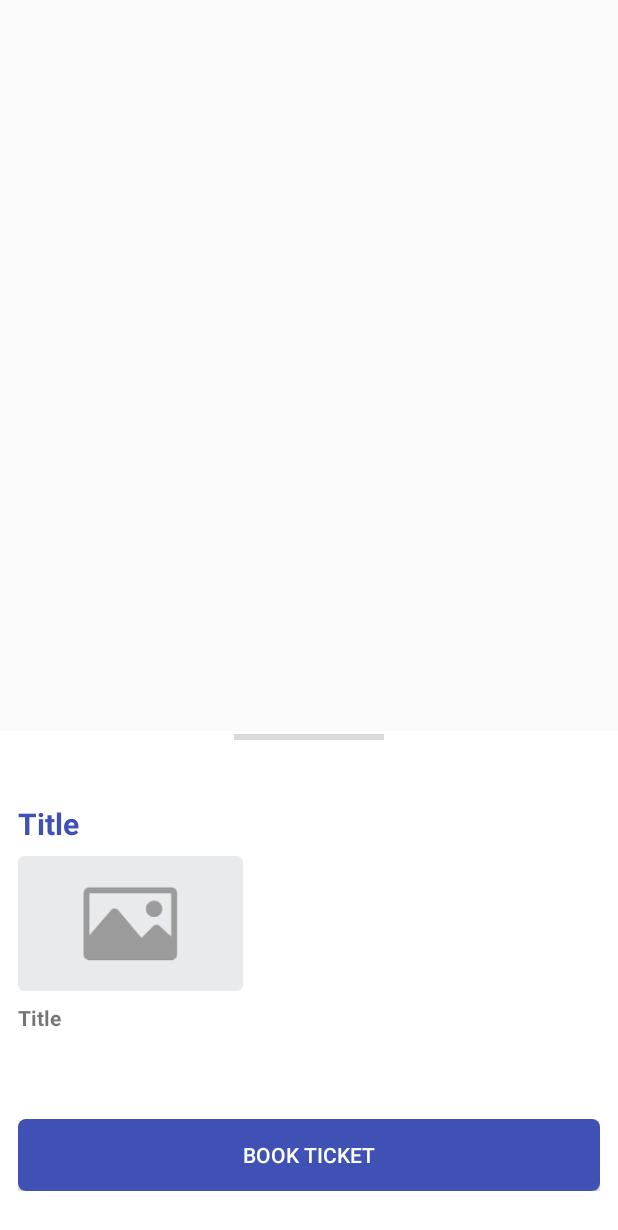
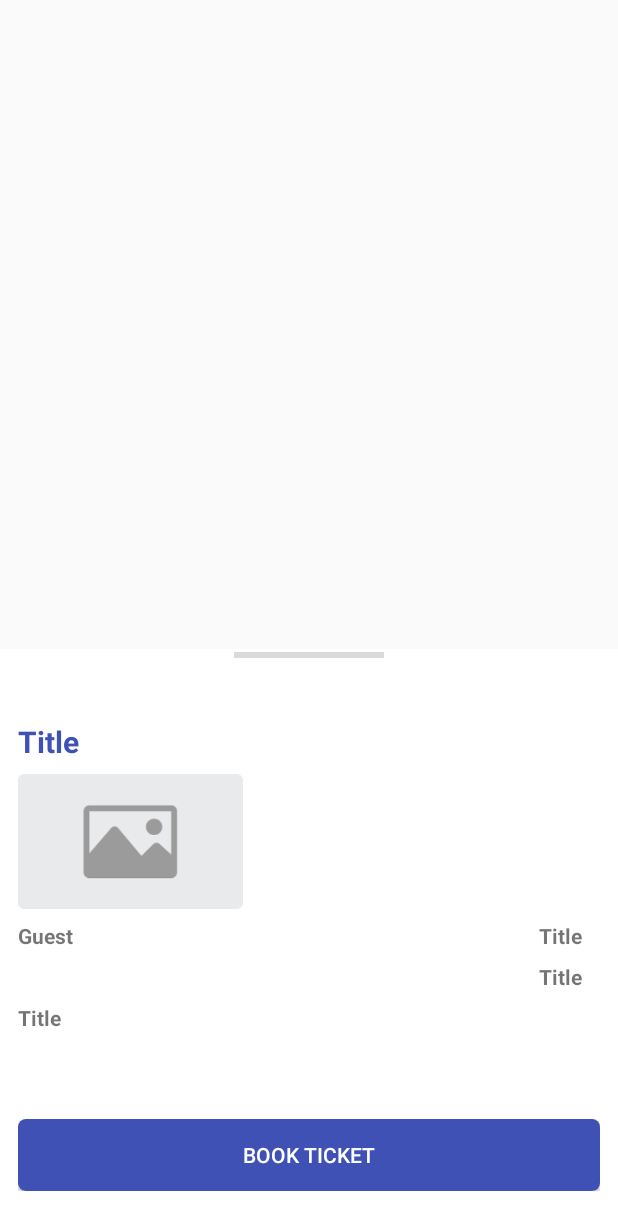
Before and after one commit to Aswinp385/Shrivent, an Android app: the layout dialog_item_detail.xml on its own in the app's theme, with its tools: preview values and no code run, on a phone screen of 412 x 824 dp. Shown: the top 1230 px of the screen. Run offline under Robolectric (Android 15) with nearby library versions, the phone set to English and light mode, and no system bars; network calls fail.

```diff
--- a/android-app/app/src/main/java/com/develop/eventmanagement/RetrofitAPI.java
+++ b/android-app/app/src/main/java/com/develop/eventmanagement/RetrofitAPI.java
@@ -36,6 +36,7 @@ public interface RetrofitAPI {
             @Field("email") String username, @Field("password") String password
     );
 
+
     @FormUrlEncoded
     @POST("authentication/registration")
     Call<SignUpResp> createAccount(@Field("first_name") String fname,
@@ -43,6 +44,7 @@ public interface RetrofitAPI {
                                    @Field("email") String email,
                                    @Field("password") String pass,
                                    @Field("phone") String mobile);
+
 
     @FormUrlEncoded
     @POST("events/eventpost")
--- a/android-app/app/src/main/res/layout/adapter_event.xml
+++ b/android-app/app/src/main/res/layout/adapter_event.xml
@@ -30,7 +30,7 @@
                     android:gravity="center"
                     android:layout_weight=".70"
                     >
-                    <com.events.RoundRectCornerImageView
+                    <com.develop.eventmanagement.RoundRectCornerImageView
                         android:id="@+id/userimg"
                         android:layout_width="100dp"
                         android:layout_height="70dp"
--- a/android-app/app/src/main/res/layout/dialog_item_detail.xml
+++ b/android-app/app/src/main/res/layout/dialog_item_detail.xml
@@ -52,6 +52,51 @@
                     android:src="@drawable/noimages"
                     android:layout_marginTop="8dp"/>
 
+                <LinearLayout
+                    android:layout_width="match_parent"
+                    android:layout_height="wrap_content"
+                    android:orientation="horizontal">
+
+                    <TextView
+                        android:id="@+id/item_guest"
+                        android:layout_width="match_parent"
+                        android:layout_height="wrap_content"
+                        android:text="Guest"
+                        android:textStyle="bold"
+                        android:layout_marginTop="8dp"
+                        android:layout_weight="1"
+                        android:textSize="14sp"/>
+
+
+                    <LinearLayout
+                        android:layout_width="wrap_content"
+                        android:layout_height="wrap_content"
+                        android:layout_marginRight="12dp"
+                        android:orientation="vertical">
+                    <TextView
+                        android:id="@+id/item_date"
+                        android:layout_width="wrap_content"
+                        android:layout_height="wrap_content"
+                        android:text="Title"
+                        android:textAlignment="center"
+                        android:textStyle="bold"
+                        android:layout_marginTop="8dp"
+                        android:textSize="14sp"/>
+
+                    <TextView
+                        android:id="@+id/item_time"
+                        android:layout_width="wrap_content"
+                        android:layout_height="wrap_content"
+                        android:text="Title"
+                        android:textAlignment="center"
+                        android:textStyle="bold"
+                        android:layout_marginTop="8dp"
+                        android:textSize="14sp"/>
+
+                    </LinearLayout>
+
+                </LinearLayout>
+
                 <TextView
                     android:id="@+id/item_description"
                     android:layout_width="wrap_content"
```
Also changed, not shown: android-app/app/src/main/java/com/develop/eventmanagement/EventAdapter.java (+35 -1 lines), android-app/app/src/main/java/com/develop/eventmanagement/EventRespModel.java (added, +129 -0 lines), android-app/app/src/main/java/com/develop/eventmanagement/MainActivity.java (+50 -0 lines), android-app/app/src/main/java/com/develop/eventmanagement/OnImagePickerDialogListener.java (added, +11 -0 lines).
